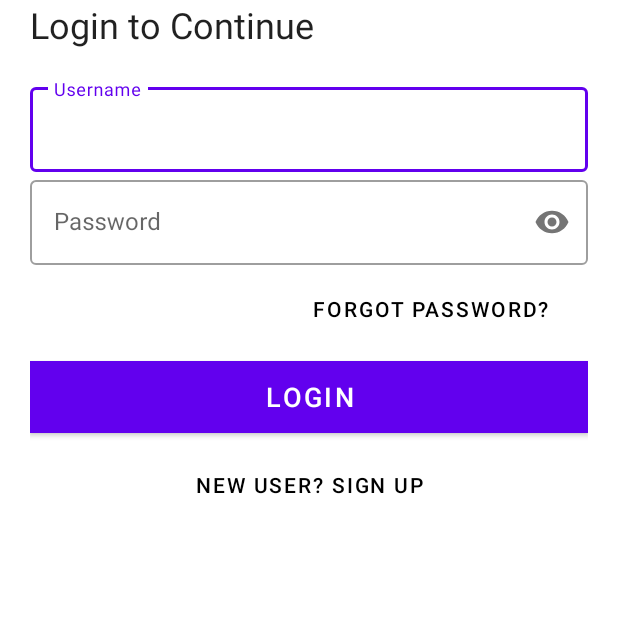
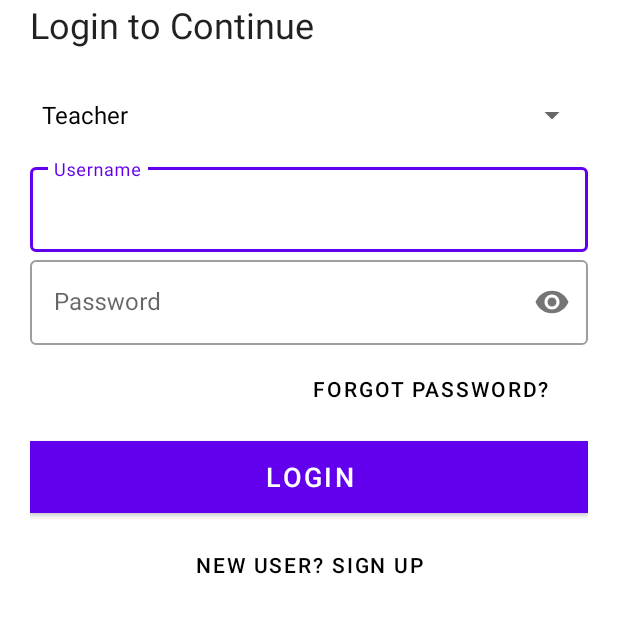
Before and after one commit to Sehab99/inscription, an Android app: the LoginActivity screen opened directly, with no data from a screen before it, on a phone screen of 412 x 824 dp, the part 435-1068 px from its top. Run offline under Robolectric (Android 15) with nearby library versions, the phone set to English and light mode, and no system bars; our stand-ins replace Firebase (no records; nobody signed in at launch, a user with empty details on screens opened directly).

Commit message:
teacher student

```diff
--- a/app/src/main/java/com/sehab/inscription/LoginActivity.java
+++ b/app/src/main/java/com/sehab/inscription/LoginActivity.java
@@ -8,7 +8,9 @@ import android.os.Bundle;
 import android.text.TextUtils;
 import android.view.View;
 import android.view.WindowManager;
+import android.widget.ArrayAdapter;
 import android.widget.Button;
+import android.widget.Spinner;
 import android.widget.Toast;
 
 import com.google.android.gms.tasks.OnCompleteListener;
@@ -19,6 +21,8 @@ import com.google.firebase.auth.AuthResult;
 import com.google.firebase.auth.FirebaseAuth;
 
 public class LoginActivity extends AppCompatActivity {
+    private static final String[] ITEMS = new String[] {"Teacher", "Student"};
+    private Spinner userDropdown;
     private TextInputLayout textInputUsername;
     private TextInputLayout textInputLoginPassword;
     private Button buttonForgotPassword;
@@ -38,6 +42,11 @@ public class LoginActivity extends AppCompatActivity {
         buttonLogin = findViewById(R.id.buttonLogin);
         buttonToSignUp = findViewById(R.id.buttonToSignUp);
         firebaseAuth = FirebaseAuth.getInstance();
+
+        userDropdown = (Spinner) findViewById(R.id.userDropdown);
+        ArrayAdapter<String> userAdapter = new ArrayAdapter<String>(this, android.R.layout.simple_spinner_dropdown_item, ITEMS);
+        userAdapter.setDropDownViewResource(android.R.layout.simple_spinner_dropdown_item);
+        userDropdown.setAdapter(userAdapter);
 
         buttonLogin.setOnClickListener(new View.OnClickListener() {
             @Override
--- a/app/src/main/res/layout/activity_login.xml
+++ b/app/src/main/res/layout/activity_login.xml
@@ -6,16 +6,16 @@
     android:layout_height="match_parent"
     tools:context=".LoginActivity">
 
+    <ScrollView
+        android:layout_width="match_parent"
+        android:layout_height="match_parent">
+
         <LinearLayout
             android:layout_width="match_parent"
-        android:layout_height="match_parent"
+            android:layout_height="wrap_content"
             android:background="#fff"
             android:orientation="vertical"
-        android:padding="20dp"
-        app:layout_constraintBottom_toBottomOf="parent"
-        app:layout_constraintEnd_toEndOf="parent"
-        app:layout_constraintStart_toStartOf="parent"
-        app:layout_constraintTop_toTopOf="parent">
+            android:padding="20dp">
 
             <ImageView
                 android:id="@+id/imageViewLoginLogo"
@@ -39,6 +39,13 @@
                 android:layout_marginTop="20dp"
                 android:layout_marginBottom="20dp"
                 android:orientation="vertical">
+
+                <Spinner
+                    android:id="@+id/userDropdown"
+                    android:layout_width="match_parent"
+                    android:layout_height="wrap_content"
+                    android:spinnerMode="dropdown"
+                    android:layout_marginBottom="5dp"/>
 
                 <com.google.android.material.textfield.TextInputLayout
                     android:id="@+id/textInputUsername"
@@ -102,4 +109,6 @@
             </LinearLayout>
 
         </LinearLayout>
+    </ScrollView>
+
 </androidx.constraintlayout.widget.ConstraintLayout>
--- a/app/src/main/res/layout/card_classroom.xml
+++ b/app/src/main/res/layout/card_classroom.xml
@@ -23,7 +23,7 @@
                 android:id="@+id/className"
                 android:layout_width="wrap_content"
                 android:layout_height="wrap_content"
-                android:layout_marginLeft="5dp"
+                android:layout_marginLeft="10dp"
                 android:layout_marginTop="7dp"
                 android:text="Class Name"
                 android:textColor="@color/black" />
@@ -43,7 +43,7 @@
                 android:layout_width="wrap_content"
                 android:layout_height="wrap_content"
                 android:layout_marginLeft="10dp"
-                android:layout_marginTop="55dp"
+                android:layout_marginTop="50dp"
                 android:text="Teacher Name"
                 android:textColor="@color/black"
                 android:textSize="15dp" />
```
Also changed, not shown: app/src/main/AndroidManifest.xml (+4 -3 lines), app/src/main/java/com/sehab/inscription/MainActivityStudent.java (added, +140 -0 lines), app/src/main/java/com/sehab/inscription/SignUpActivity.java (+11 -0 lines), app/src/main/res/layout/activity_main_student.xml (added, +37 -0 lines), app/src/main/res/layout/activity_sign_up.xml (+9 -0 lines). Lines whose indentation alone changed are shown as unchanged.
